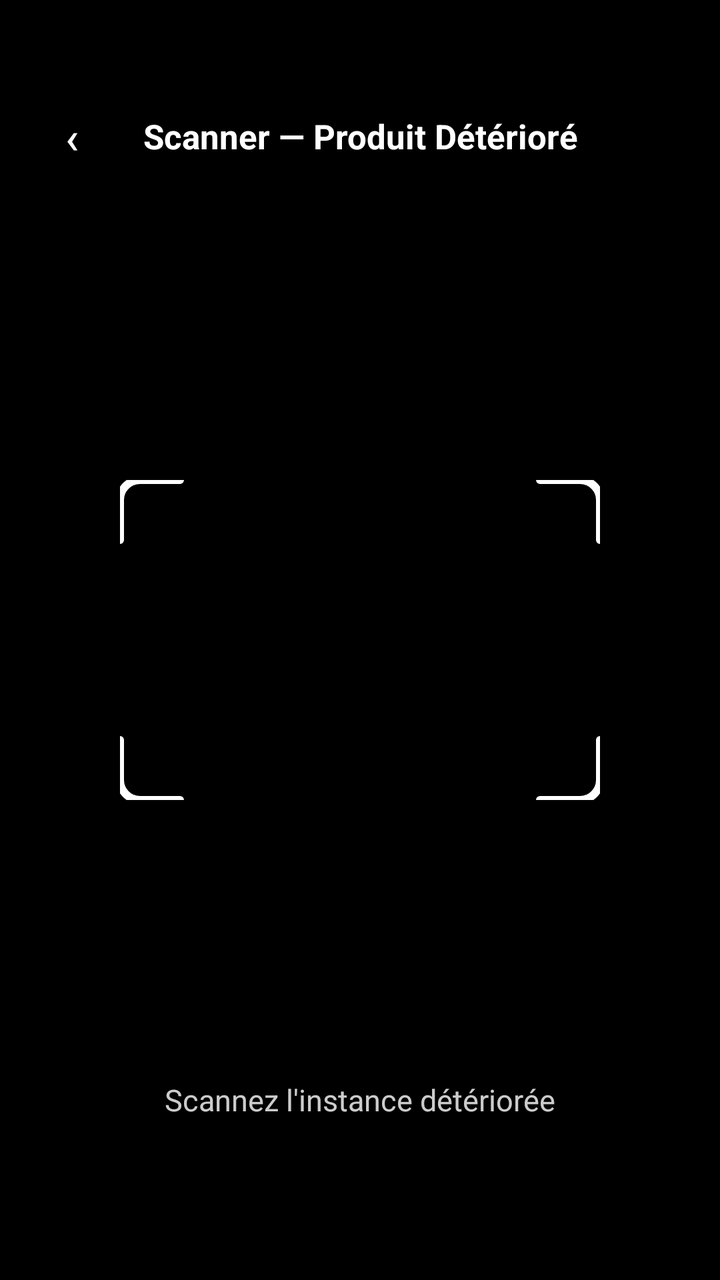
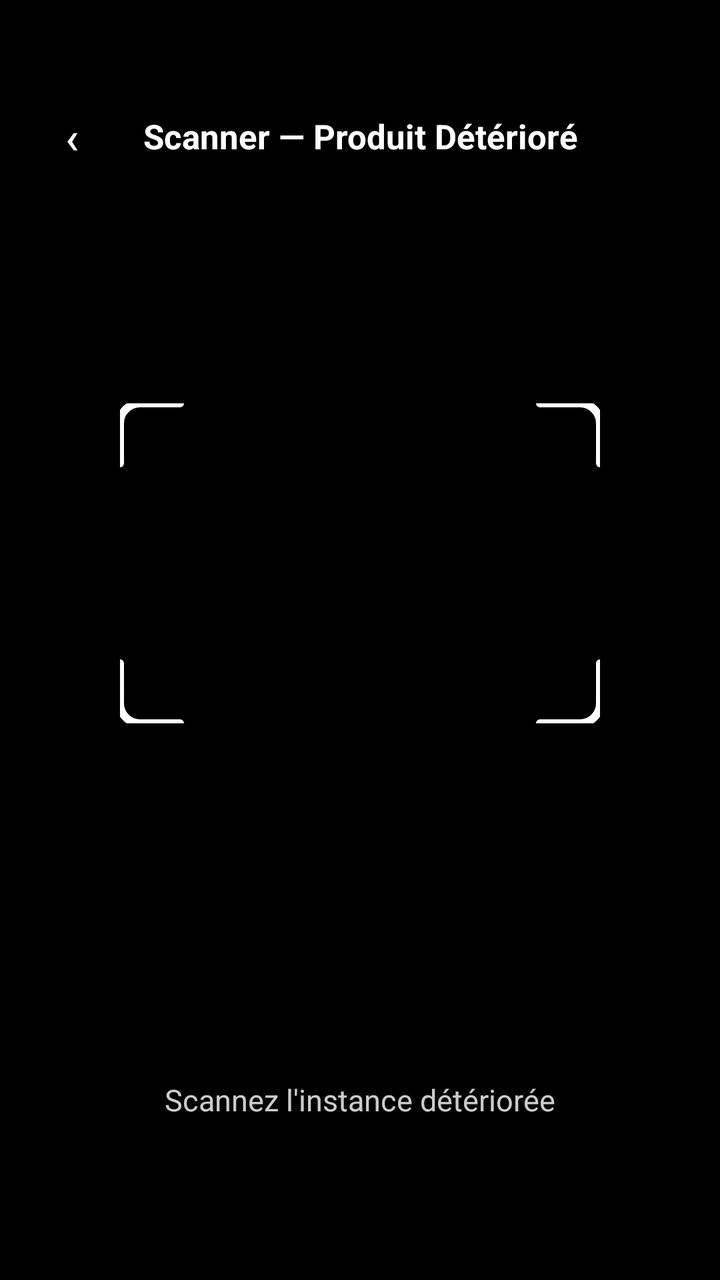

Two renders of the same Android screen: before a commit and after it. Below are the layout's source before the change and the commit's diff.
<!-- AndroidManifest.xml: application theme Theme.MyAdermoShop -->
<!-- res/layout/activity_barcode_scanner_deteriorated_instance.xml -->
<?xml version="1.0" encoding="utf-8"?>
<androidx.constraintlayout.widget.ConstraintLayout xmlns:android="http://schemas.android.com/apk/res/android"
    xmlns:app="http://schemas.android.com/apk/res-auto"
    android:layout_width="match_parent" android:layout_height="match_parent"
    android:background="@color/ios_black">
    <FrameLayout android:id="@+id/cameraPreview"
        android:layout_width="match_parent" android:layout_height="match_parent"/>
    <View android:id="@+id/scanFrame"
        android:layout_width="240dp" android:layout_height="160dp"
        android:background="@drawable/ic_scan_frame"
        app:layout_constraintBottom_toBottomOf="parent"
        app:layout_constraintEnd_toEndOf="parent"
        app:layout_constraintStart_toStartOf="parent"
        app:layout_constraintTop_toTopOf="parent"
        app:layout_constraintVerticalBias="0.42"/>
    <LinearLayout android:layout_width="match_parent" android:layout_height="wrap_content"
        android:layout_marginTop="48dp" android:gravity="center_vertical"
        android:orientation="horizontal" android:paddingStart="16dp" android:paddingEnd="16dp"
        app:layout_constraintTop_toTopOf="parent" app:layout_constraintStart_toStartOf="parent">
        <com.google.android.material.button.MaterialButton android:id="@+id/btnBack"
            android:layout_width="40dp" android:layout_height="40dp"
            android:text="‹" android:textColor="@color/ios_white" android:textSize="22sp"
            android:padding="0dp" android:stateListAnimator="@null"
            app:backgroundTint="#60000000" app:cornerRadius="20dp" app:elevation="0dp"/>
        <TextView android:layout_width="0dp" android:layout_weight="1"
            android:layout_height="wrap_content" android:gravity="center"
            android:text="Scanner — Produit Détérioré"
            android:textColor="@color/ios_white" android:textSize="17sp" android:textStyle="bold"/>
        <View android:layout_width="40dp" android:layout_height="40dp"/>
    </LinearLayout>
    <TextView android:layout_width="wrap_content" android:layout_height="wrap_content"
        android:layout_marginBottom="80dp"
        android:text="Scannez l'instance détériorée"
        android:textColor="#CCFFFFFF" android:textSize="15sp"
        app:layout_constraintBottom_toBottomOf="parent"
        app:layout_constraintEnd_toEndOf="parent"
        app:layout_constraintStart_toStartOf="parent"/>
</androidx.constraintlayout.widget.ConstraintLayout>
<!-- resources referenced by this layout -->
<resources>
  <color name="ios_black">#000000</color>
  <color name="ios_white">#FFFFFF</color>
  <!-- drawable ic_scan_frame (drawable) -->
  <vector xmlns:android="http://schemas.android.com/apk/res/android"
      android:width="240dp"
      android:height="160dp"
      android:viewportWidth="240"
      android:viewportHeight="160">
    <path
        android:pathData="M30,0 L10,0 C4.477,0 0,4.477 0,10 L0,30"
        android:strokeWidth="4"
        android:strokeColor="#FFFFFF"
        android:strokeLineCap="round"/>
    <path
        android:pathData="M210,0 L230,0 C235.523,0 240,4.477 240,10 L240,30"
        android:strokeWidth="4"
        android:strokeColor="#FFFFFF"
        android:strokeLineCap="round"/>
    <path
        android:pathData="M30,160 L10,160 C4.477,160 0,155.523 0,150 L0,130"
        android:strokeWidth="4"
        android:strokeColor="#FFFFFF"
        android:strokeLineCap="round"/>
    <path
        android:pathData="M210,160 L230,160 C235.523,160 240,155.523 240,150 L240,130"
        android:strokeWidth="4"
        android:strokeColor="#FFFFFF"
        android:strokeLineCap="round"/>
  </vector>
  <style name="Theme.MyAdermoShop" parent="Base.Theme.MyAdermoShop" />
  <style name="Base.Theme.MyAdermoShop" parent="Theme.Material3.DayNight.NoActionBar">
          
          
      </style>
</resources>

<!-- the commit's change to res/layout/activity_barcode_scanner_deteriorated_instance.xml (unified diff, before → after) -->
@@ -12,7 +12,7 @@
         app:layout_constraintEnd_toEndOf="parent"
         app:layout_constraintStart_toStartOf="parent"
         app:layout_constraintTop_toTopOf="parent"
-        app:layout_constraintVerticalBias="0.42"/>
+        app:layout_constraintVertical_bias="0.42"/>
     <LinearLayout android:layout_width="match_parent" android:layout_height="wrap_content"
         android:layout_marginTop="48dp" android:gravity="center_vertical"
         android:orientation="horizontal" android:paddingStart="16dp" android:paddingEnd="16dp"
